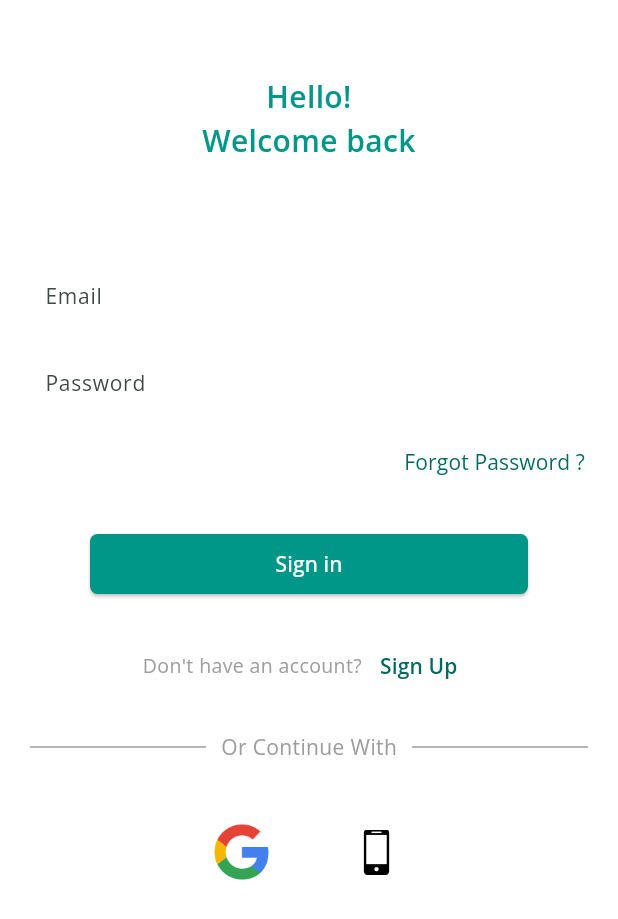
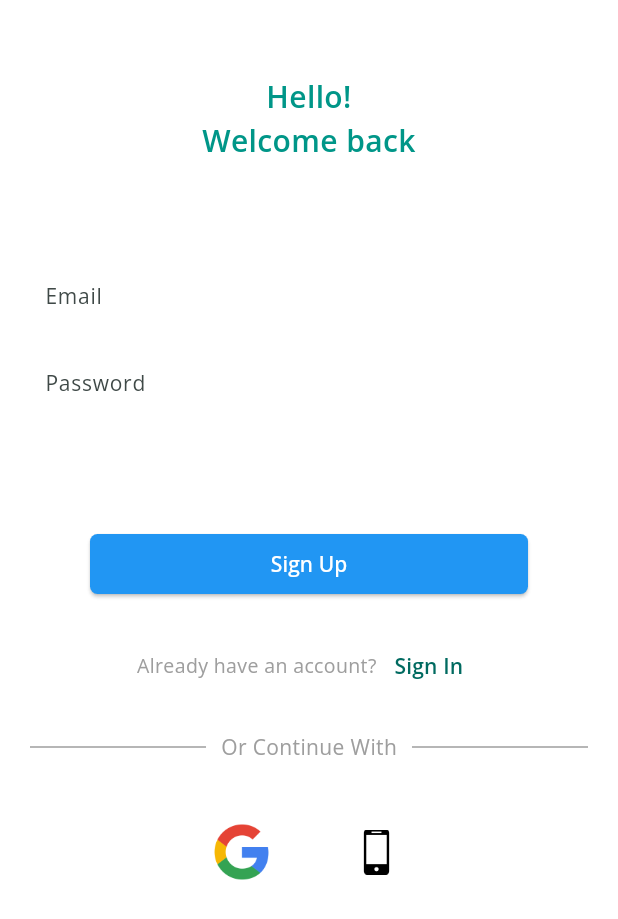
Before and after one commit to safvansafvan/StudentAppWithFirebase, a Flutter app: the screen it shows after launch, after a tap on "Sign Up", on a phone screen of 412 x 824 dp. Shown: the top 919 px of the screen. Run offline on Flutter 3.47's test engine with Material 3 defaults, Android fonts, the phone set to English and light mode, and no system bars; our stand-ins replace connectivity_plus, firebase_auth, firebase_core, fluttertoast, google_fonts, google_sign_in and 2 more; accounts and stored records are empty.

Commit message:
signup and signin is completed

```diff
--- a/lib/view/auth/authview.dart
+++ b/lib/view/auth/authview.dart
@@ -3,15 +3,14 @@ import 'package:studentappfirebase/controller/const.dart';
 import 'package:studentappfirebase/controller/providers/auth_provider.dart';
 import 'package:studentappfirebase/controller/providers/internet_provider.dart';
 import 'package:studentappfirebase/view/auth/phone_auth/phone_auth_view.dart';
-import 'package:studentappfirebase/view/auth/widgets/text_field_common.dart';
+import 'package:studentappfirebase/view/auth/widgets/sign_signup_widget.dart';
 import 'package:provider/provider.dart';
 import 'package:studentappfirebase/view/widgets/msg_toast.dart';
 
 // ignore: must_be_immutable
 class AuthView extends StatelessWidget {
-  AuthView({super.key});
+  const AuthView({super.key});
 
-  GlobalKey<FormState> globelKey = GlobalKey<FormState>();
   @override
   Widget build(BuildContext context) {
     final authP = Provider.of<AuthProvider>(context, listen: false);
@@ -29,64 +28,7 @@ class AuthView extends StatelessWidget {
             ),
           ),
           commonHeight,
-          Form(
-            key: globelKey,
-            child: Column(
-              children: [
-                TextFormFieldCommon(
-                    controller: authP.emailCtrl,
-                    hintText: 'Email',
-                    keyType: TextInputType.emailAddress),
-                TextFormFieldCommon(
-                    controller: authP.passwordCtrl,
-                    hintText: 'Password',
-                    keyType: TextInputType.emailAddress),
-              ],
-            ),
-          ),
-          Align(
-            alignment: Alignment.topRight,
-            child: Container(
-              margin: const EdgeInsetsDirectional.only(end: 10),
-              child: TextButton(
-                  onPressed: () {},
-                  child: const Text(
-                    'Forgot Password ?',
-                    style: TextStyle(fontWeight: FontWeight.normal),
-                  )),
-            ),
-          ),
-          Container(
-            margin: const EdgeInsets.symmetric(horizontal: 60, vertical: 20),
-            child: ElevatedButton(
-                onPressed: () {},
-                style: ElevatedButton.styleFrom(
-                  backgroundColor: commonClr,
-                  shape: RoundedRectangleBorder(
-                    borderRadius: BorderRadius.circular(5.0),
-                  ),
-                ),
-                child: Text(
-                  'Sign in',
-                  style: TextStyle(color: kwhite),
-                )),
-          ),
-          Row(
-            mainAxisAlignment: MainAxisAlignment.center,
-            children: [
-              Text(
-                "Don't have an account?",
-                style: TextStyle(
-                    fontSize: 13, color: kgrey, fontWeight: FontWeight.normal),
-              ),
-              TextButton(
-                  onPressed: () {},
-                  child: const Text(
-                    'Sign Up',
-                    style: TextStyle(fontWeight: FontWeight.w600),
-                  ))
-            ],
-          ),
+          SignInAndSignUpView(authP: authP),
           Padding(
             padding: const EdgeInsets.all(20.0),
             child: Row(
--- /dev/null
+++ b/lib/view/auth/widgets/sign_signup_widget.dart
@@ -0,0 +1,131 @@
+import 'dart:developer';
+
+import 'package:flutter/material.dart';
+import 'package:provider/provider.dart';
+import 'package:studentappfirebase/controller/const.dart';
+import 'package:studentappfirebase/controller/providers/auth_provider.dart';
+import 'package:studentappfirebase/controller/providers/internet_provider.dart';
+import 'package:studentappfirebase/view/auth/widgets/text_field_common.dart';
+import 'package:studentappfirebase/view/home/home.dart';
+import 'package:studentappfirebase/view/widgets/msg_toast.dart';
+
+class SignInAndSignUpView extends StatelessWidget {
+  const SignInAndSignUpView({super.key, required this.authP});
+
+  final AuthProvider authP;
+
+  @override
+  Widget build(BuildContext context) {
+    return Consumer<AuthProvider>(builder: (context, value, _) {
+      return Column(
+        children: [
+          TextFormFieldCommon(
+              controller: authP.emailCtrl,
+              hintText: 'Email',
+              keyType: TextInputType.emailAddress),
+          TextFormFieldCommon(
+              controller: authP.passwordCtrl,
+              hintText: 'Password',
+              keyType: TextInputType.name),
+          Align(
+            alignment: Alignment.topRight,
+            child: Container(
+              margin: const EdgeInsetsDirectional.only(end: 10),
+              child: TextButton(
+                  onPressed: () {},
+                  child: Text(
+                    value.isSignUp ? '' : 'Forgot Password ?',
+                    style: const TextStyle(fontWeight: FontWeight.normal),
+                  )),
+            ),
+          ),
+          Container(
+            margin: const EdgeInsets.symmetric(horizontal: 60, vertical: 20),
+            child: ElevatedButton(
+                onPressed: () async {},
+                style: ElevatedButton.styleFrom(
+                  minimumSize: const Size(500, 40),
+                  backgroundColor: value.isSignUp ? Colors.blue : commonClr,
+                  shape: RoundedRectangleBorder(
+                    borderRadius: BorderRadius.circular(5.0),
+                  ),
+                ),
+                child: Text(
+                  value.isSignUp ? 'Sign Up' : 'Sign In',
+                  style: TextStyle(color: kwhite),
+                )),
+          ),
+          Row(
+            mainAxisAlignment: MainAxisAlignment.center,
+            children: [
+              Text(
+                value.isSignUp
+                    ? "Already have an account?"
+                    : "Don't have an account?",
+                style: TextStyle(
+                    fontSize: 13, color: kgrey, fontWeight: FontWeight.normal),
+              ),
+              Consumer<AuthProvider>(builder: (context, value, _) {
+                return TextButton(
+                  onPressed: () {
+                    if (value.isSignUp == false) {
+                      value.updateFields(true);
+                    } else {
+                      value.updateFields(false);
+                    }
+                  },
+                  child: Text(
+                    value.isSignUp ? 'Sign In' : 'Sign Up',
+                    style: const TextStyle(fontWeight: FontWeight.w600),
+                  ),
+                );
+              })
+            ],
+          ),
+        ],
+      );
+    });
+  }
+
+  Future<void> handleButtonClicks(AuthProvider value, context) async {
+    final ip = Provider.of<InternetProvider>(context, listen: false);
+    await ip.checkConnection();
+    if (ip.hasInternet == true) {
+      if (value.emailCtrl.text.isEmpty) {
+        showMsgToast(msg: 'Email is empty');
+      } else if (value.passwordCtrl.text.isEmpty) {
+        showMsgToast(msg: 'Password is empty');
+      } else {
+        if (value.isSignUp) {
+          value.user = await value.signUpWithEmailAndPassword(
+              value.emailCtrl.text.trim(), value.passwordCtrl.text.trim());
+          if (value.user != null) {
+            // ignore: use_build_context_synchronously
+            Navigator.push(
+                context,
+                MaterialPageRoute(
+                  builder: (context) => const HomeView(),
+                ));
+          } else {
+            log('something went wrong');
+          }
+        } else {
+          value.user = await value.signInWithEmailAndPasswords(
+              value.emailCtrl.text.trim(), value.passwordCtrl.text.trim());
+          if (value.user != null) {
+            // ignore: use_build_context_synchronously
+            Navigator.push(
+                context,
+                MaterialPageRoute(
+                  builder: (context) => const HomeView(),
+                ));
+          } else {
+            log('something went wrong');
+          }
+        }
+      }
+    } else {
+      showMsgToast(msg: 'Enable Internet Connection');
+    }
+  }
+}
```
Also changed, not shown: lib/controller/providers/auth_provider.dart (+37 -7 lines), lib/view/home/home.dart (+11 -1 lines).
